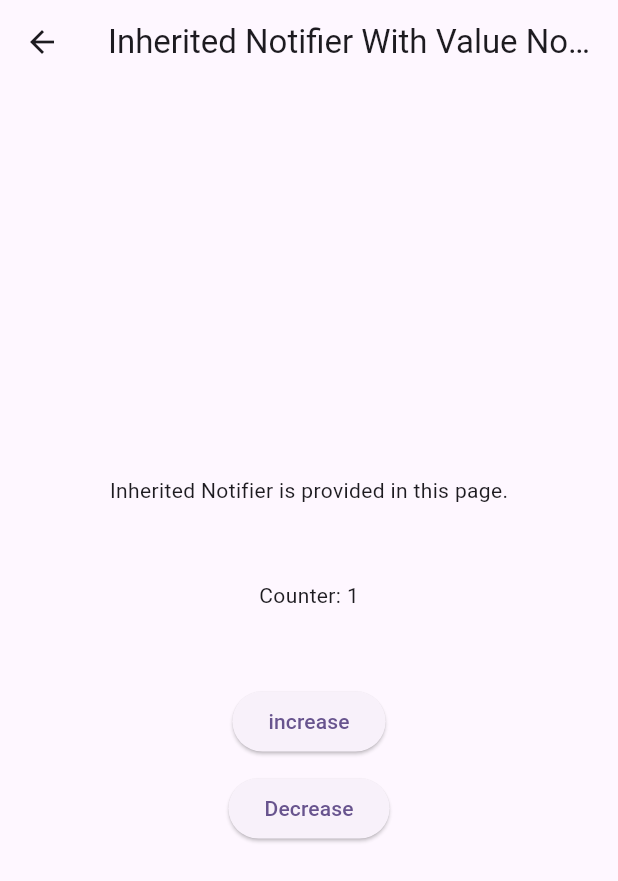
After one commit to gaurishankar007/Flutter-State-Management, a Flutter app: the screen it shows after launch, after a tap on "Inherited Notifier", on a phone screen of 412 x 824 dp. The commit adds this screen. Shown: the top 881 px of the screen. Run offline on Flutter 3.47's test engine with Material 3 defaults, Android fonts, the phone set to English and light mode, and no system bars.

Commit message:
feat: Inherited Notifier

```diff
--- /dev/null
+++ b/lib/notifier/count_inherited_notifier.dart
@@ -0,0 +1,22 @@
+import 'package:flutter/material.dart';
+
+import 'count_value_notifier.dart';
+
+class CountInheritedNotifier extends InheritedNotifier<CountValueNotifier> {
+  const CountInheritedNotifier({
+    Key? key,
+    required CountValueNotifier notifier,
+    required Widget child,
+  }) : super(
+          key: key,
+          notifier: notifier,
+          child: child,
+        );
+
+  static int of(BuildContext context) {
+    final inheritedNotifier = context.dependOnInheritedWidgetOfExactType<CountInheritedNotifier>();
+
+    /// if inheritedNotifier or notifier of it is null, it returns 0
+    return inheritedNotifier?.notifier?.value ?? 0;
+  }
+}
--- a/lib/pages/InheritedModel/inherited_model_page.dart
+++ b/lib/pages/InheritedModel/inherited_model_page.dart
@@ -1,6 +1,6 @@
 import 'package:flutter/material.dart';
 
-import '../../changeNotifier/count_notifier.dart';
+import '../../notifier/count_notifier.dart';
 import '../../inherited/count_inherited_model.dart';
 import 'counter1_value.dart';
 import 'counter2_value.dart';
--- a/lib/pages/InheritedWidget/inherited_widget_page.dart
+++ b/lib/pages/InheritedWidget/inherited_widget_page.dart
@@ -1,6 +1,6 @@
 import 'package:flutter/material.dart';
 
-import '../../changeNotifier/count_value_notifier.dart';
+import '../../notifier/count_value_notifier.dart';
 import '../../inherited/count_inherited_widget.dart';
 import 'decrease_count.dart';
 import 'increase_count.dart';
--- a/lib/pages/home.dart
+++ b/lib/pages/home.dart
@@ -2,6 +2,7 @@ import 'package:flutter/material.dart';
 
 import 'InheritedModel/inherited_model_page.dart';
 import 'InheritedWidget/inherited_widget_page.dart';
+import 'inheritedNotifier/inherited_notifier_page.dart';
 
 class Home extends StatelessWidget {
   const Home({super.key});
@@ -21,7 +22,7 @@ class Home extends StatelessWidget {
               ),
               child: const Text("Inherited Widget"),
             ),
-            const SizedBox(height: 50),
+            const SizedBox(height: 30),
             ElevatedButton(
               onPressed: () => Navigator.push(
                 context,
@@ -29,6 +30,14 @@ class Home extends StatelessWidget {
               ),
               child: const Text("Inherited Model"),
             ),
+            const SizedBox(height: 30),
+            ElevatedButton(
+              onPressed: () => Navigator.push(
+                context,
+                MaterialPageRoute(builder: (builder) => const InheritedNotifierPage()),
+              ),
+              child: const Text("Inherited Notifier"),
+            ),
           ],
         ),
       ),
--- /dev/null
+++ b/lib/pages/inheritedNotifier/inherited_notifier_page.dart
@@ -0,0 +1,53 @@
+import 'package:flutter/material.dart';
+
+import '../../notifier/count_inherited_notifier.dart';
+import '../../notifier/count_value_notifier.dart';
+
+class InheritedNotifierPage extends StatefulWidget {
+  const InheritedNotifierPage({super.key});
+
+  @override
+  State<InheritedNotifierPage> createState() => _InheritedNotifierPageState();
+}
+
+class _InheritedNotifierPageState extends State<InheritedNotifierPage> {
+  final notifier = CountValueNotifier();
+
+  @override
+  Widget build(BuildContext context) {
+    return Scaffold(
+      appBar: AppBar(
+        title: const Text("Inherited Notifier With Value Notifier"),
+      ),
+      body: SafeArea(
+        child: CountInheritedNotifier(
+          notifier: notifier,
+          child: Builder(
+            builder: (context) {
+              final count = CountInheritedNotifier.of(context);
+              return Column(
+                mainAxisAlignment: MainAxisAlignment.center,
+                children: [
+                  const SizedBox(width: double.maxFinite),
+                  const Text("Inherited Notifier is provided in this page."),
+                  const SizedBox(height: 50),
+                  Text("Counter: $count"),
+                  const SizedBox(height: 50),
+                  ElevatedButton(
+                    onPressed: () => notifier.add(),
+                    child: const Text("increase"),
+                  ),
+                  const SizedBox(height: 10),
+                  ElevatedButton(
+                    onPressed: () => notifier.subtract(),
+                    child: const Text("Decrease"),
+                  ),
+                ],
+              );
+            },
+          ),
+        ),
+      ),
+    );
+  }
+}
--- a/pubspec.yaml
+++ b/pubspec.yaml
@@ -1,4 +1,4 @@
-name: inheritedwidgetchangenotifier
+name: statemanagement
 description: "A new Flutter project."
 # The following line prevents the package from being accidentally published to
 # pub.dev using `flutter pub publish`. This is preferred for private packages.
```
Also changed, not shown: lib/notifier/count_notifier.dart (renamed from lib/changeNotifier/count_notifier.dart), lib/notifier/count_value_notifier.dart (renamed from lib/changeNotifier/count_value_notifier.dart), 8 other files.
